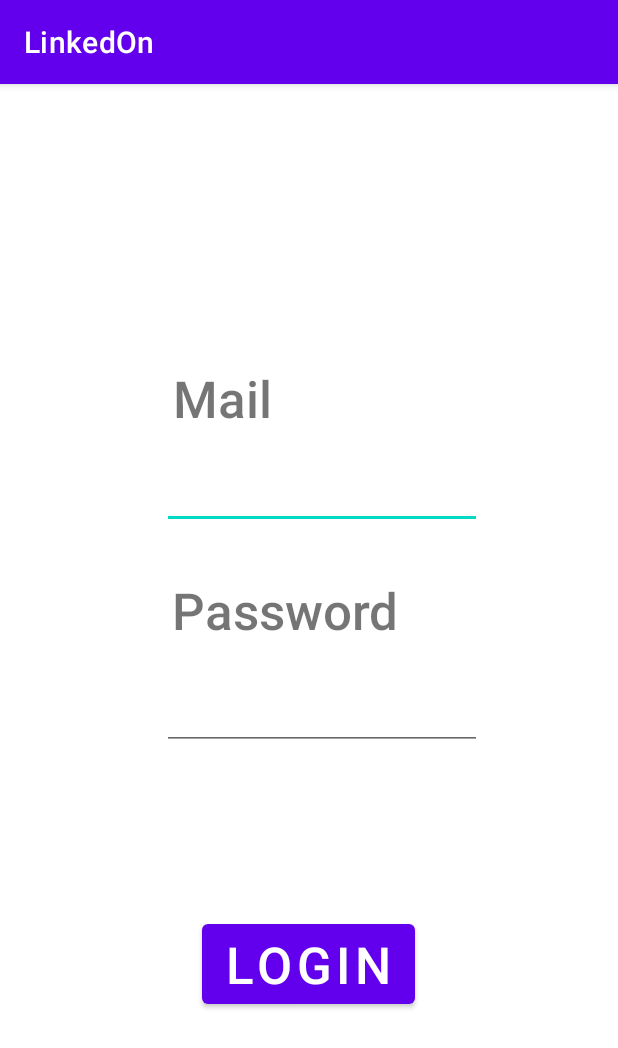
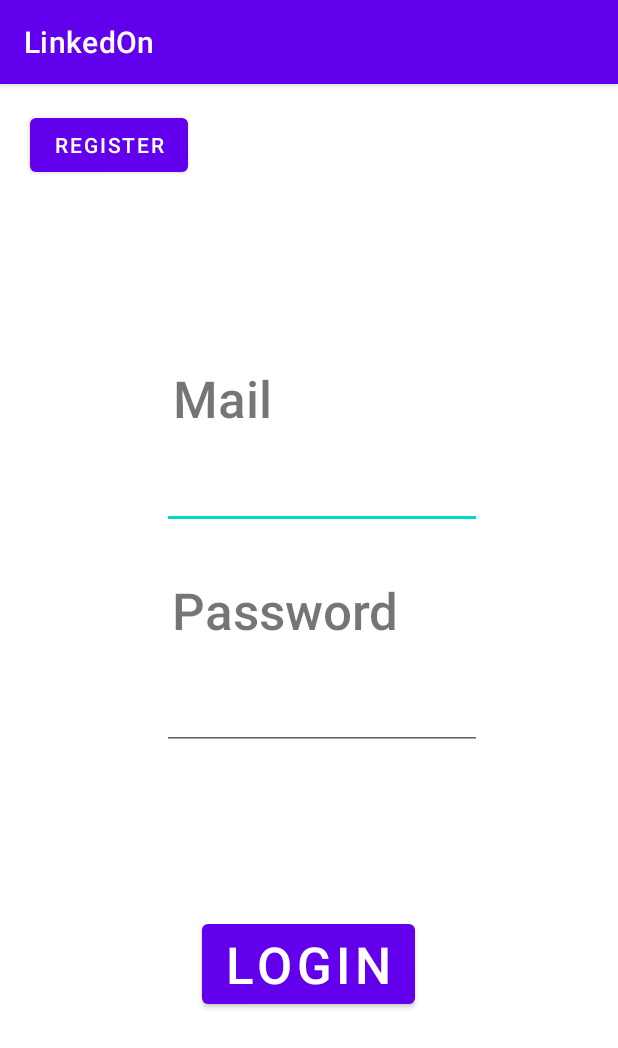
Before and after one commit to ahadhri9/LinkedOn, an Android app: the screen it shows after launch (LoginActivity), after a tap on "LOGIN", on a phone screen of 412 x 824 dp. Shown: the top 1048 px of the screen. Run offline under Robolectric (Android 15) with nearby library versions, the phone set to English and light mode, and no system bars; our stand-ins replace Firebase (no records; nobody signed in at launch, a user with empty details on screens opened directly).

Commit message:
login/register ok

```diff
--- a/app/src/main/java/fr/isen/hadhri/linkedon/LoginActivity.kt
+++ b/app/src/main/java/fr/isen/hadhri/linkedon/LoginActivity.kt
@@ -1,5 +1,7 @@
+
 package fr.isen.hadhri.linkedon
 
+import android.content.Intent
 import androidx.appcompat.app.AppCompatActivity
 import android.os.Bundle
 import android.util.Log
@@ -11,20 +13,18 @@ import com.google.firebase.database.ktx.database
 import com.google.firebase.ktx.Firebase
 import fr.isen.hadhri.linkedon.databinding.ActivityLoginBinding
 
+
 class LoginActivity : AppCompatActivity() {
     private  lateinit var binding: ActivityLoginBinding
     private lateinit var auth: FirebaseAuth
-    val TAG = "LoginActivity"
+    val TAG = "RegisterActivity"
     override fun onCreate(savedInstanceState: Bundle?) {
         super.onCreate(savedInstanceState)
         val database = Firebase.database("https://linkedon-b7c62-default-rtdb.europe-west1.firebasedatabase.app")
-        val TAG = "LoginActivity"
-        val myRef = database.getReference("post")
         binding = ActivityLoginBinding.inflate(layoutInflater)
         setContentView(binding.root)
         auth = Firebase.auth
         listenClick()
-
     }
 
 
@@ -34,27 +34,44 @@ class LoginActivity : AppCompatActivity() {
 
     private fun listenClick() {
         binding.LoginBtn.setOnClickListener {
-            auth.createUserWithEmailAndPassword(binding.EmailAddress.text.toString(),binding.Password.text.toString())
+            auth.signInWithEmailAndPassword(
+                binding.EmailAddress.text.toString(),
+                binding.Password.text.toString()
+            )
                 .addOnCompleteListener(this) { task ->
                     if (task.isSuccessful) {
                         // Sign in success, update UI with the signed-in user's information
-                        Log.d(TAG, "createUserWithEmail:success")
+                        Log.d(TAG, "signInWithEmail:success")
+                        val user = auth.currentUser
+                        changeActivityToMain()
                     } else {
                         // If sign in fails, display a message to the user.
-                        Log.w(TAG, "createUserWithEmail:failure", task.exception)
-                        Log.w(binding.EmailAddress.text.toString(), task.exception)
-                        Toast.makeText(baseContext, "Authentication failed.",
-                            Toast.LENGTH_SHORT).show()
+                        Log.w(TAG, "signInWithEmail:failure", task.exception)
+                        Toast.makeText(
+                            baseContext, "Authentication failed.",
+                            Toast.LENGTH_SHORT
+                        ).show()
+
                     }
                 }
         }
+
+        binding.button.setOnClickListener {
+            changeActivityToRegister()
+        }
+
+    }
+
+    private fun changeActivityToMain() {
+        startActivity(Intent(this, MainActivity::class.java))
+    }
+
+    private fun changeActivityToRegister() {
+        startActivity(Intent(this, RegisterActivity::class.java))
     }
 
     private fun updateUI(user: FirebaseUser?) {
         TODO("Not yet implemented")
     }
 
-//test@gmail.com
-
-
 }
--- a/app/src/main/java/fr/isen/hadhri/linkedon/RegisterActivity.kt
+++ b/app/src/main/java/fr/isen/hadhri/linkedon/RegisterActivity.kt
@@ -1,5 +1,6 @@
 package fr.isen.hadhri.linkedon
 
+import android.content.Intent
 import androidx.appcompat.app.AppCompatActivity
 import android.os.Bundle
 import android.util.Log
@@ -9,13 +10,12 @@ import com.google.firebase.auth.FirebaseUser
 import com.google.firebase.auth.ktx.auth
 import com.google.firebase.database.ktx.database
 import com.google.firebase.ktx.Firebase
-import fr.isen.hadhri.linkedon.databinding.ActivityLoginBinding
 import fr.isen.hadhri.linkedon.databinding.ActivityRegisterBinding
 
 class RegisterActivity : AppCompatActivity() {
     private  lateinit var binding: ActivityRegisterBinding
     private lateinit var auth: FirebaseAuth
-    val TAG = "RegisterActivity"
+    val TAG = "LoginActivity"
     override fun onCreate(savedInstanceState: Bundle?) {
         super.onCreate(savedInstanceState)
         val database = Firebase.database("https://linkedon-b7c62-default-rtdb.europe-west1.firebasedatabase.app")
@@ -34,19 +34,25 @@ class RegisterActivity : AppCompatActivity() {
     }
 
     private fun listenClick() {
-        auth.signInWithEmailAndPassword(binding.EmailAddress.text.toString(),binding.Password.text.toString())
+        binding.RegisterBtn.setOnClickListener {
+            auth.createUserWithEmailAndPassword(binding.EmailAddress.text.toString().trim(),binding.Password.text.toString().trim())
                 .addOnCompleteListener(this) { task ->
                     if (task.isSuccessful) {
                         // Sign in success, update UI with the signed-in user's information
-                    Log.d(TAG, "signInWithEmail:success")
-                    val user = auth.currentUser
+                        Log.d(TAG, "createUserWithEmail:success")
+                        changeActivityToMain()
                     } else {
                         // If sign in fails, display a message to the user.
-                    Log.w(TAG, "signInWithEmail:failure", task.exception)
+                        Log.w(TAG, "createUserWithEmail:failure", task.exception)
+                        Log.w(binding.EmailAddress.text.toString(), task.exception)
                         Toast.makeText(baseContext, "Authentication failed.",
                             Toast.LENGTH_SHORT).show()
+                    }
+                }
+        }
 
-                }
+        binding.button.setOnClickListener {
+            changeActivityToLogin()
         }
     }
 
@@ -54,6 +60,14 @@ class RegisterActivity : AppCompatActivity() {
         TODO("Not yet implemented")
     }
 
+    private fun changeActivityToMain() {
+        startActivity(Intent(this, MainActivity::class.java))
+    }
+
+    private fun changeActivityToLogin() {
+        startActivity(Intent(this, LoginActivity::class.java))
+    }
+
 //test@gmail.com
 
 
--- a/app/src/main/res/layout/activity_login.xml
+++ b/app/src/main/res/layout/activity_login.xml
@@ -65,7 +65,7 @@
         android:id="@+id/LoginBtn"
         android:layout_width="wrap_content"
         android:layout_height="wrap_content"
-        android:text="Login"
+        android:text="@string/login"
         android:textSize="34sp"
         app:layout_constraintBottom_toBottomOf="parent"
         app:layout_constraintEnd_toEndOf="parent"
@@ -75,4 +75,17 @@
         app:layout_constraintVertical_bias="0.788" />
 
 
+    <Button
+        android:id="@+id/button"
+        android:layout_width="wrap_content"
+        android:layout_height="wrap_content"
+        android:text="@string/register"
+        app:layout_constraintBottom_toBottomOf="parent"
+        app:layout_constraintEnd_toEndOf="parent"
+        app:layout_constraintHorizontal_bias="0.066"
+        app:layout_constraintStart_toStartOf="parent"
+        app:layout_constraintTop_toTopOf="parent"
+        app:layout_constraintVertical_bias="0.023" />
+
+
 </androidx.constraintlayout.widget.ConstraintLayout>
--- a/app/src/main/res/values/strings.xml
+++ b/app/src/main/res/values/strings.xml
@@ -1,5 +1,5 @@
 <resources>
     <string name="app_name">LinkedOn</string>
-    <!-- TODO: Remove or change this placeholder text -->
-    <string name="hello_blank_fragment">Hello blank fragment</string>
+    <string name="login">Login</string>
+    <string name="register">Register</string>
 </resources>
```
Also changed, not shown: app/src/main/AndroidManifest.xml (+6 -2 lines), app/src/main/res/layout/activity_register.xml (+13 -1 lines). Lines whose indentation alone changed are shown as unchanged.
